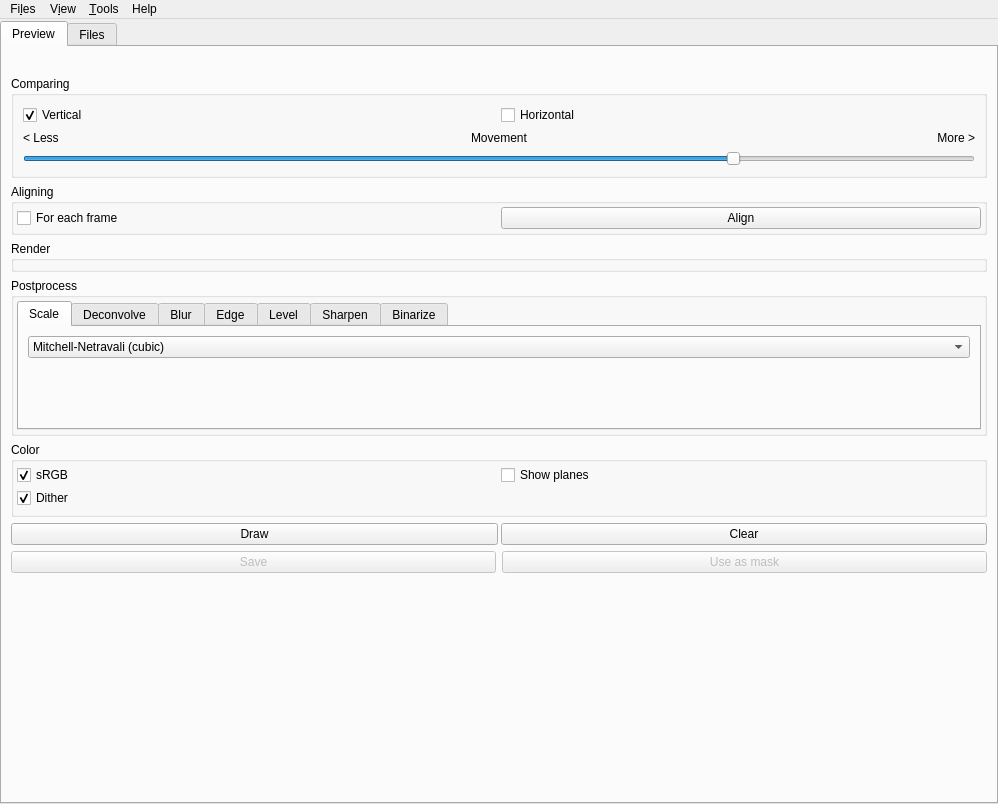
This is interface/gui/mainwindow.ui in spillerrec/Overmix as Qt 5 draws it before an edit. The edited form follows.
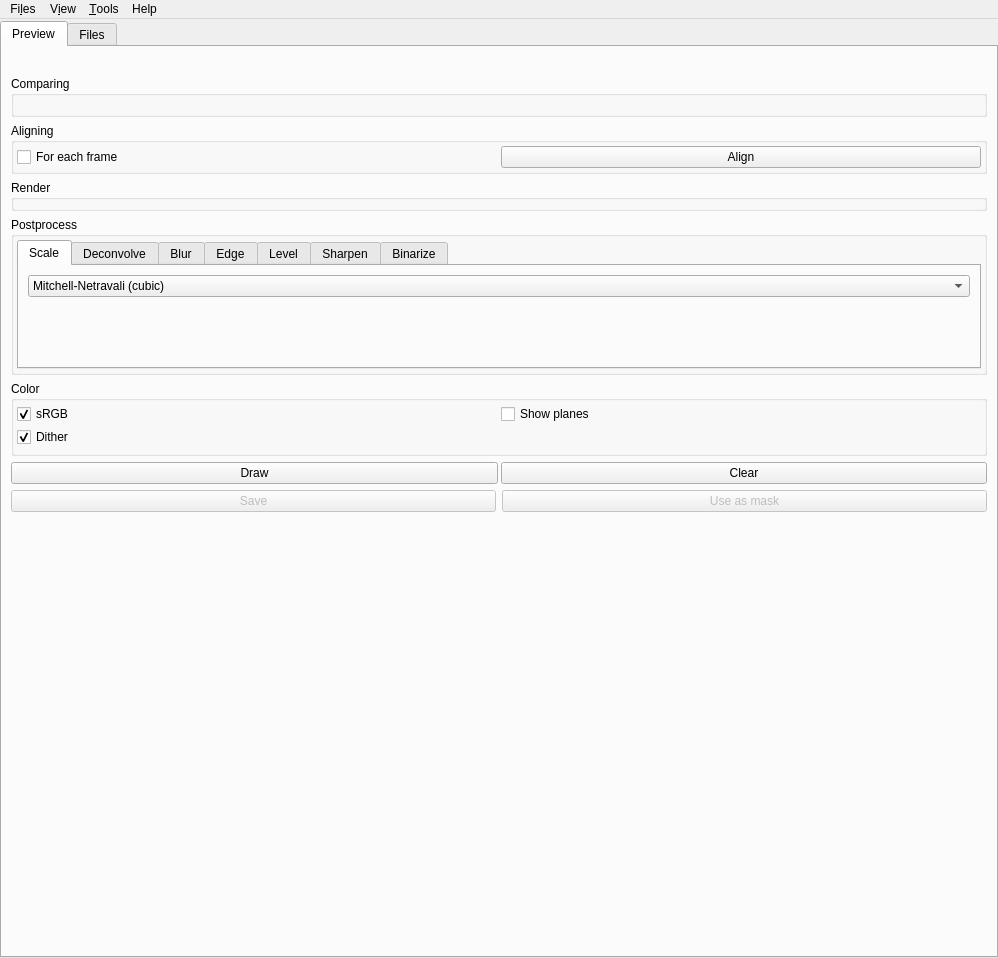
This is the edited form.

What changed in the file:
```diff
--- a/interface/gui/mainwindow.ui
+++ b/interface/gui/mainwindow.ui
@@ -7,7 +7,7 @@
     <x>0</x>
     <y>0</y>
     <width>998</width>
-    <height>804</height>
+    <height>958</height>
    </rect>
   </property>
   <property name="windowTitle">
@@ -54,85 +54,7 @@
             <property name="title">
              <string>Comparing</string>
             </property>
-            <layout class="QVBoxLayout" name="verticalLayout_2">
-             <item>
-              <layout class="QGridLayout" name="gridLayout_2">
-               <property name="spacing">
-                <number>3</number>
-               </property>
-               <item row="4" column="0">
-                <widget class="QCheckBox" name="cbx_merge_v">
-                 <property name="text">
-                  <string>Vertical</string>
-                 </property>
-                 <property name="checked">
-                  <bool>true</bool>
-                 </property>
-                </widget>
-               </item>
-               <item row="4" column="1">
-                <widget class="QCheckBox" name="cbx_merge_h">
-                 <property name="text">
-                  <string>Horizontal</string>
-                 </property>
-                </widget>
-               </item>
-              </layout>
-             </item>
-             <item>
-              <layout class="QHBoxLayout" name="horizontalLayout_3">
-               <item>
-                <widget class="QLabel" name="label_2">
-                 <property name="text">
-                  <string>&lt; Less</string>
-                 </property>
-                </widget>
-               </item>
-               <item>
-                <widget class="QLabel" name="label_3">
-                 <property name="text">
-                  <string>Movement</string>
-                 </property>
-                 <property name="alignment">
-                  <set>Qt::AlignCenter</set>
-                 </property>
-                </widget>
-               </item>
-               <item>
-                <widget class="QLabel" name="label">
-                 <property name="text">
-                  <string>More &gt;</string>
-                 </property>
-                 <property name="alignment">
-                  <set>Qt::AlignRight|Qt::AlignTrailing|Qt::AlignVCenter</set>
-                 </property>
-                </widget>
-               </item>
-              </layout>
-             </item>
-             <item>
-              <widget class="QSlider" name="merge_movement">
-               <property name="sizePolicy">
-                <sizepolicy hsizetype="Preferred" vsizetype="Fixed">
-                 <horstretch>0</horstretch>
-                 <verstretch>0</verstretch>
-                </sizepolicy>
-               </property>
-               <property name="maximum">
-                <number>100</number>
-               </property>
-               <property name="singleStep">
-                <number>5</number>
-               </property>
-               <property name="value">
-                <number>75</number>
-               </property>
-               <property name="orientation">
-                <enum>Qt::Horizontal</enum>
-               </property>
-              </widget>
-             </item>
-            </layout>
+            <layout class="QVBoxLayout" name="comparing_layout"/>
            </widget>
           </item>
           <item>
```
Left out of the diff: 2 changed lines with no effect on the pictures.
